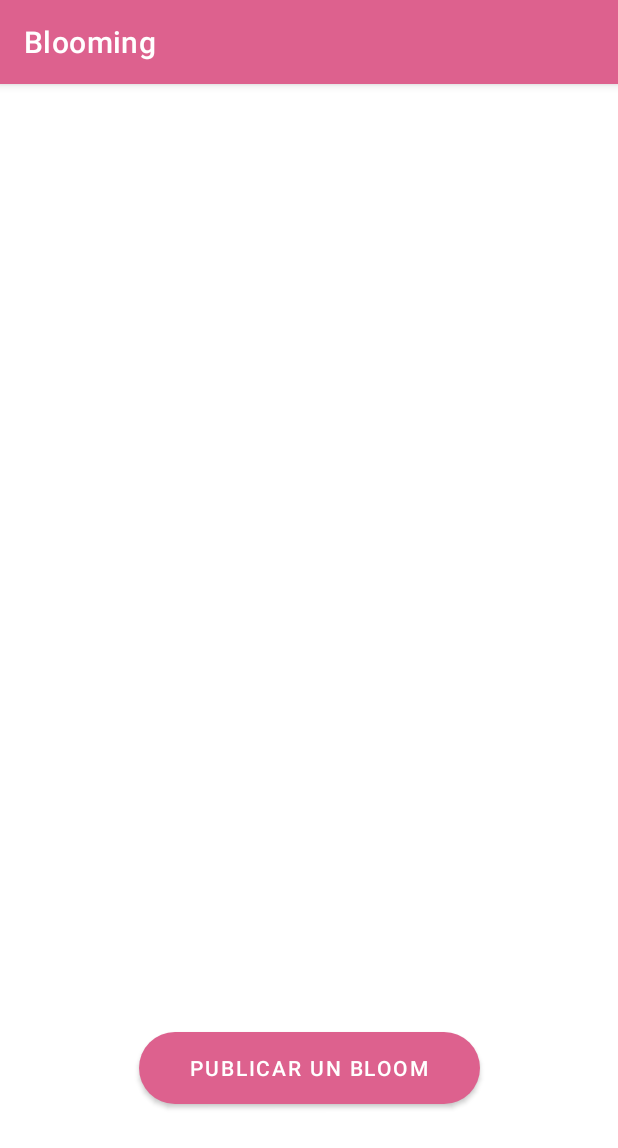
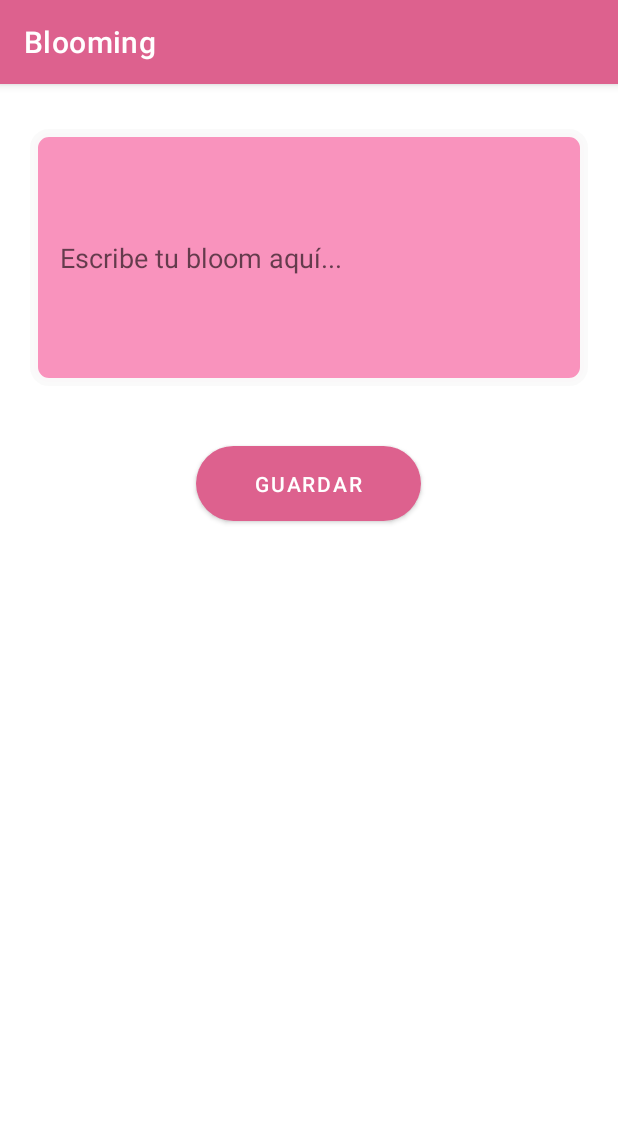
Before and after one commit to andreitaglz1/Blooming, an Android app: the fragment HomeFragment shown on its own in the app's theme, on a phone screen of 412 x 824 dp. Shown: the top 1148 px of the screen. Run offline under Robolectric (Android 15) with nearby library versions, the phone set to English and light mode, and no system bars.

Commit message:
diseño home fragment y funcionalidad

```diff
--- a/app/src/main/java/ni/edu/uca/blooming/ui/home/HomeFragment.kt
+++ b/app/src/main/java/ni/edu/uca/blooming/ui/home/HomeFragment.kt
@@ -5,17 +5,69 @@ import androidx.fragment.app.Fragment
 import android.view.LayoutInflater
 import android.view.View
 import android.view.ViewGroup
+import androidx.navigation.Navigation.findNavController
+import androidx.navigation.fragment.findNavController
+import androidx.recyclerview.widget.LinearLayoutManager
+import ni.edu.uca.blooming.Posts
+import ni.edu.uca.blooming.R
 import ni.edu.uca.blooming.databinding.FragmentHomeBinding
+import ni.edu.uca.blooming.ui.data.BloomAdapter
 
 
-class HomeFragment : Fragment() {
+class HomeFragment : Fragment(), BloomAdapter.OnItemClickListener {
     private lateinit var binding: FragmentHomeBinding
+
+    var dataSet: MutableList<Posts> = arrayListOf()
+    lateinit var mAdapter: BloomAdapter
+
+    var isEditar = false
+    var posicion = -1
+
     override fun onCreateView(
         inflater: LayoutInflater,
         container: ViewGroup?,
         savedInstanceState: Bundle?
     ): View {
         binding = FragmentHomeBinding.inflate(layoutInflater)
-        return  binding.root
+
+        binding.btnPost.setOnClickListener {
+            findNavController().navigate(R.id.postFragment)
+        }
+
+        mAdapter = BloomAdapter(this)
+        binding.blooms.layoutManager = LinearLayoutManager(activity)
+        binding.blooms.adapter = mAdapter
+
+        binding.btnPost.setOnClickListener {
+            if (!isEditar) {
+                dataSet.add(Posts(binding.etPost.text.toString().trim()))
+                mAdapter.submitList(dataSet)
+                mAdapter.notifyDataSetChanged()
+
+                binding.etPost.setText("")
+            } else {
+                dataSet[posicion].texto = binding.etPost.text.toString()
+                posicion = -1
+                isEditar = false
+                mAdapter.submitList(dataSet)
+                mAdapter.notifyDataSetChanged()
+
+                binding.etPost.setText("")
+            }
+
+        }
+
+        return binding.root
     }
+    override fun onItemEditar(position: Int, item: Posts) {
+        isEditar = true
+        posicion = position
+        binding.etPost.setText(item.texto)
     }
+
+    override fun onItemBorrar(position: Int) {
+        dataSet.removeAt(position)
+        mAdapter.submitList(dataSet)
+        mAdapter.notifyDataSetChanged()
+    }
+}
--- a/app/src/main/res/drawable-v24/custom_input.xml
+++ b/app/src/main/res/drawable-v24/custom_input.xml
@@ -3,9 +3,9 @@
 
     <item android:state_enabled="true">
         <shape android:shape="rectangle">
-            <solid android:color="@color/jazzberry_jam"/>
+            <solid android:color="@color/blanca"/>
             <corners android:radius="10dp"/>
-            <stroke android:color="#DF3472" android:width="5dp"/>
+            <stroke android:color="#FAFAFAFA" android:width="5dp"/>
         </shape>
     </item>
 
--- a/app/src/main/res/layout/fragment_home.xml
+++ b/app/src/main/res/layout/fragment_home.xml
@@ -1,31 +1,66 @@
 <?xml version="1.0" encoding="utf-8"?>
-<androidx.constraintlayout.widget.ConstraintLayout xmlns:android="http://schemas.android.com/apk/res/android"
+<LinearLayout
+    xmlns:android="http://schemas.android.com/apk/res/android"
     xmlns:app="http://schemas.android.com/apk/res-auto"
     xmlns:tools="http://schemas.android.com/tools"
+    android:id="@+id/drawer_layout"
     android:layout_width="match_parent"
     android:layout_height="match_parent"
-    tools:context=".ui.home.HomeFragment">
+    tools:context=".ui.home.HomeFragment"
+    android:orientation="vertical">
 
-    <androidx.recyclerview.widget.RecyclerView
-        android:id="@+id/blooms"
+
+    <LinearLayout
+        android:id="@+id/linearL"
         android:layout_width="match_parent"
         android:layout_height="wrap_content"
-        android:layout_above="@+id/btnPost"
-        android:layout_marginBottom="252dp"
-        android:scrollbarThumbVertical="@drawable/scroll_bar_icon"
-        android:scrollbars="vertical"
-        app:layout_constraintBottom_toTopOf="@+id/btnPost"
-        tools:layout_editor_absoluteX="-16dp" />
+        android:orientation="vertical"
+        android:layout_marginTop="10dp"
+        android:gravity="center"
 
-    <Button
-        android:id="@+id/btnPost"
-        android:layout_width="227dp"
+        >
+        <EditText
+            android:id="@+id/etPost"
+            android:layout_width="match_parent"
+            android:layout_height="match_parent"
+            android:layout_marginHorizontal="20dp"
+            android:layout_marginVertical="20dp"
+            android:background="@drawable/custom_input"
+            android:ems="12"
+            android:hint="Escribe tu bloom aquí..."
+            android:inputType="textMultiLine"
+            android:lines="8"
+            android:maxLines="10"
+            android:minLines="6"
+            android:padding="20dp"
+            android:textColor="@color/white" />
+
+        <Button
+            android:id="@+id/btnPost"
+            android:layout_width="150dp"
+            android:layout_height="50dp"
+            android:layout_gravity="center"
+            android:background="@drawable/custom_button"
+            android:text="@string/guardar"
+            android:layout_marginVertical="20dp"/>
+    </LinearLayout>
+
+    <LinearLayout
+        android:layout_width="match_parent"
         android:layout_height="wrap_content"
-        android:layout_marginBottom="88dp"
-        android:background="@drawable/custom_button"
-        android:text="@string/publicar_un_bloom"
-        android:textColor="@color/white"
-        app:layout_constraintBottom_toBottomOf="parent"
-        app:layout_constraintEnd_toEndOf="parent"
-        app:layout_constraintStart_toStartOf="parent" />
-</androidx.constraintlayout.widget.ConstraintLayout>
+        android:orientation="vertical"
+        >
+
+        <androidx.recyclerview.widget.RecyclerView
+            android:id="@+id/blooms"
+            android:layout_width="match_parent"
+            android:layout_height="wrap_content"
+            android:scrollbarThumbVertical="@drawable/scroll_bar_icon"
+            android:scrollbars="vertical"
+            tools:listitem="@layout/lista_bloom_account"/>
+    </LinearLayout>
+
+
+
+
+</LinearLayout>
--- a/app/src/main/res/layout/fragment_post.xml
+++ b/app/src/main/res/layout/fragment_post.xml
@@ -33,7 +33,8 @@
             android:maxLines="10"
             android:minLines="6"
             android:padding="20dp"
-            android:textColor="@color/white" />
+            android:textColor="@color/white"
+            />
 
     </androidx.cardview.widget.CardView>
 
--- a/app/src/main/res/layout/lista_bloom_account.xml
+++ b/app/src/main/res/layout/lista_bloom_account.xml
@@ -4,7 +4,7 @@
     android:id="@+id/cardView"
     android:layout_width="match_parent"
     android:layout_height="wrap_content"
-    app:cardBackgroundColor="@color/jazzberry_jam"
+    app:cardBackgroundColor="@color/mabel"
     app:cardCornerRadius="30dp"
     app:cardElevation="4dp"
     app:cardUseCompatPadding="true">
@@ -21,7 +21,7 @@
             android:layout_marginTop="20dp"
             android:layout_marginRight="10dp"
             android:hint="Escribe algo"
-            android:textColor="@color/black"
+            android:textColor="@color/white"
             android:textStyle="bold"
             android:textSize="12sp"
             app:layout_constraintRight_toRightOf="parent"
--- a/app/src/main/res/values/colors.xml
+++ b/app/src/main/res/values/colors.xml
@@ -8,7 +8,8 @@
     <color name="black">#FF000000</color>
     <color name="white">#FFFFFFFF</color>
 
-
+    <color name="mabel">#FAC0D8</color>
+    <color name="blanca">#F993BD</color>
     <color name="light_red">#FF4A76</color>
     <color name="jazzberry_jam">#DD618E</color>
     <color name="title">#C13769</color>
```
Also changed, not shown: app/src/main/java/ni/edu/uca/blooming/data/Bloom.kt (deleted, +0 -12 lines), app/src/main/java/ni/edu/uca/blooming/data/BloomDao.kt (deleted, +0 -24 lines), app/src/main/java/ni/edu/uca/blooming/data/BloomDatabase.kt (deleted, +0 -36 lines), app/src/main/java/ni/edu/uca/blooming/data/BloomRepository.kt (deleted, +0 -20 lines), app/src/main/java/ni/edu/uca/blooming/data/User.kt (deleted, +0 -12 lines), app/src/main/java/ni/edu/uca/blooming/data/UserDao.kt (deleted, +0 -21 lines), app/src/main/java/ni/edu/uca/blooming/data/UserDatabase.kt (deleted, +0 -35 lines), app/src/main/java/ni/edu/uca/blooming/data/UserRepository.kt (deleted, +0 -12 lines), app/src/main/java/ni/edu/uca/blooming/data/UserViewModel.kt (deleted, +0 -26 lines).
